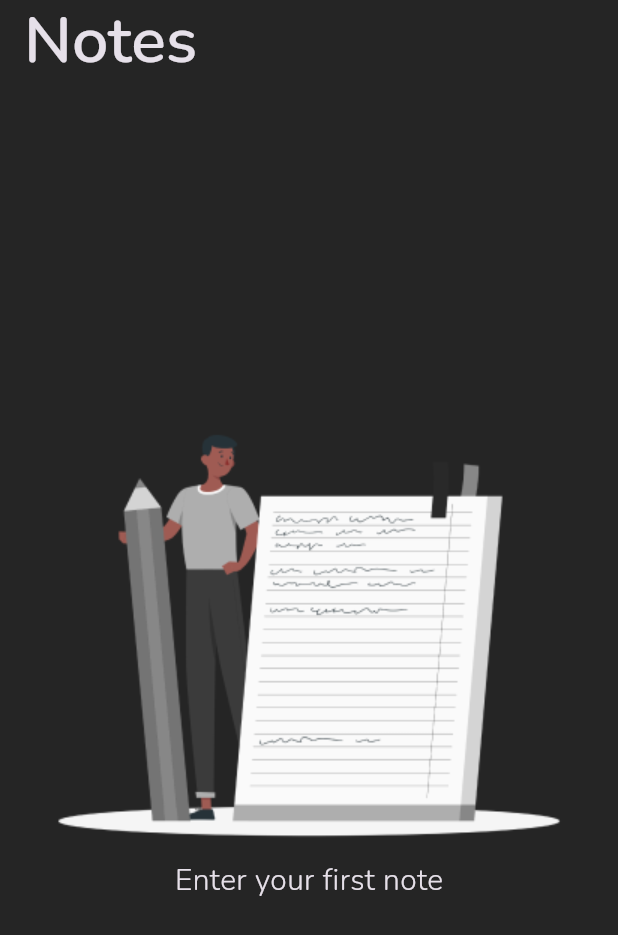
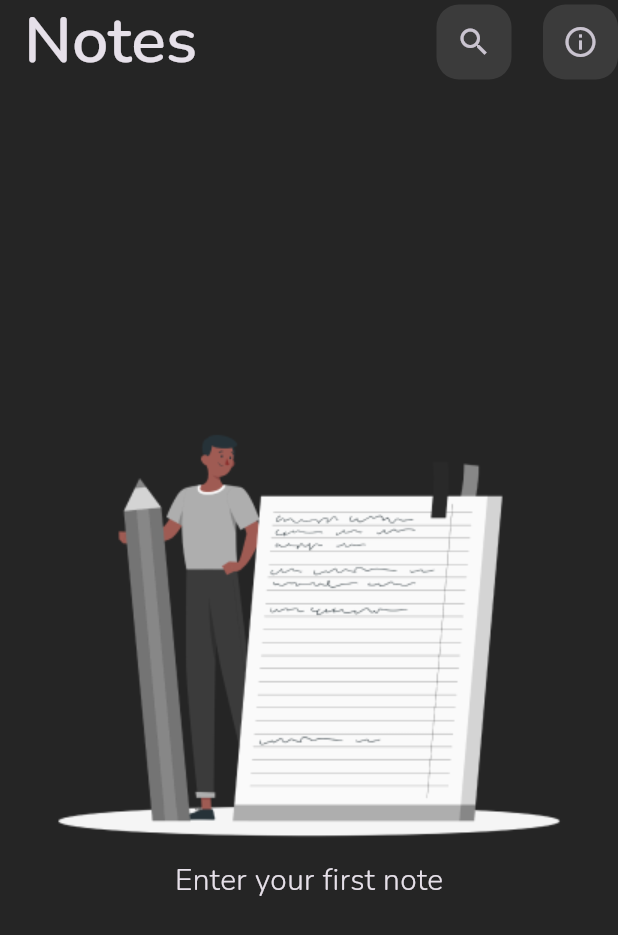
Before and after one commit to GDSC-USTOMB/innovate-mobile-challenge, a Flutter app: the screen it shows after launch, on a phone screen of 412 x 824 dp. Shown: the top 935 px of the screen. Run offline on Flutter 3.47's test engine with Material 3 defaults, Android fonts, the phone set to English and light mode, and no system bars; our stand-ins replace google_fonts.

Commit message:
add search and info appbar buttons

```diff
--- a/lib/main.dart
+++ b/lib/main.dart
@@ -39,6 +39,35 @@ class MyHomePage extends StatelessWidget {
     return Scaffold(
       appBar: AppBar(
         title: const Text('Notes'),
+        actions: [
+          IconButton.filled(
+            onPressed: () {},
+            style: const ButtonStyle(
+              fixedSize: MaterialStatePropertyAll(Size(50, 50)),
+              backgroundColor: MaterialStatePropertyAll(Color(0xff3B3B3B)),
+              shape: MaterialStatePropertyAll(
+                RoundedRectangleBorder(
+                  borderRadius: BorderRadius.all(Radius.circular(15)),
+                ),
+              ),
+            ),
+            icon: const Icon(Icons.search),
+          ),
+          const SizedBox(width: 21),
+          IconButton.filled(
+            onPressed: () {},
+            style: const ButtonStyle(
+              fixedSize: MaterialStatePropertyAll(Size(50, 50)),
+              backgroundColor: MaterialStatePropertyAll(Color(0xff3B3B3B)),
+              shape: MaterialStatePropertyAll(
+                RoundedRectangleBorder(
+                  borderRadius: BorderRadius.all(Radius.circular(15)),
+                ),
+              ),
+            ),
+            icon: const Icon(Icons.info_outline),
+          ),
+        ],
       ),
       body: Center(
         child: Column(
```
